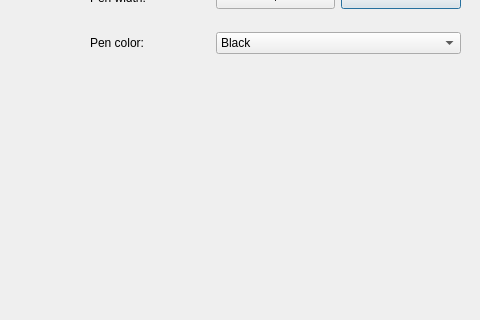
Qt form 07-GuessMyDrawing/Application/game.ui (JelenaBondzic/GuessMyDrawing) before a commit; both pictures show x 520 to 1000 and y 85 to 405 of the 1000 by 600 pixel window.
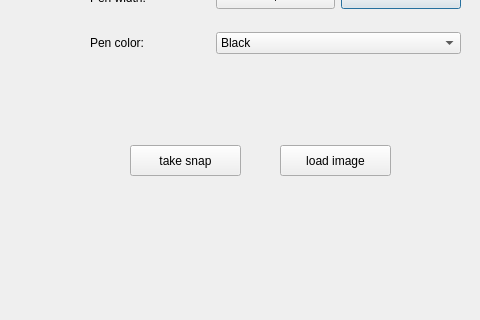
The same form after that commit.

Commit message: Modified Canvas class: added and implemented takeSnapshot and loadFromSnapshot methods. Minor changes made to game.ui: added buttons to test takeSnapshot and loadFromSnapshot methods.

What changed in the file:
```diff
--- a/07-GuessMyDrawing/Application/game.ui
+++ b/07-GuessMyDrawing/Application/game.ui
@@ -105,6 +105,32 @@
     </item>
    </layout>
   </widget>
+  <widget class="QPushButton" name="pbTakeSnap">
+   <property name="geometry">
+    <rect>
+     <x>650</x>
+     <y>230</y>
+     <width>111</width>
+     <height>31</height>
+    </rect>
+   </property>
+   <property name="text">
+    <string>take snap</string>
+   </property>
+  </widget>
+  <widget class="QPushButton" name="pbLoadImage">
+   <property name="geometry">
+    <rect>
+     <x>800</x>
+     <y>230</y>
+     <width>111</width>
+     <height>31</height>
+    </rect>
+   </property>
+   <property name="text">
+    <string>load image</string>
+   </property>
+  </widget>
  </widget>
  <resources/>
  <connections/>
```
The commit also changes 4 other files.
